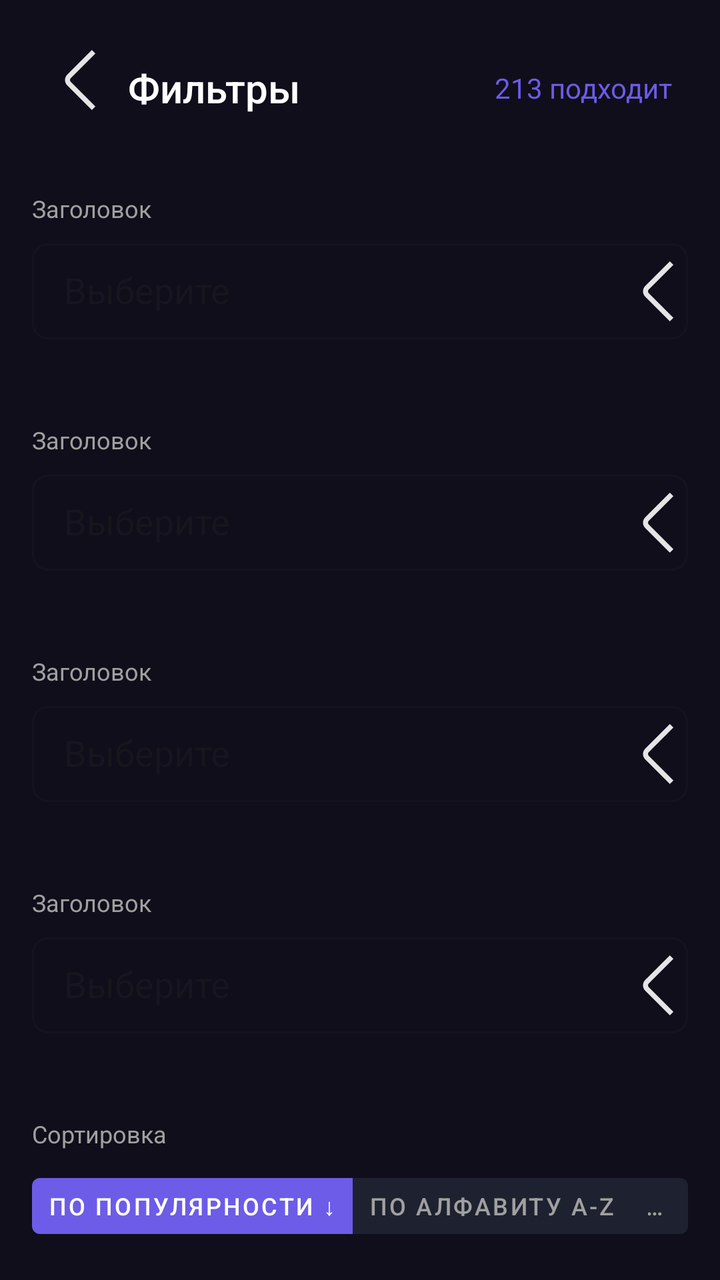
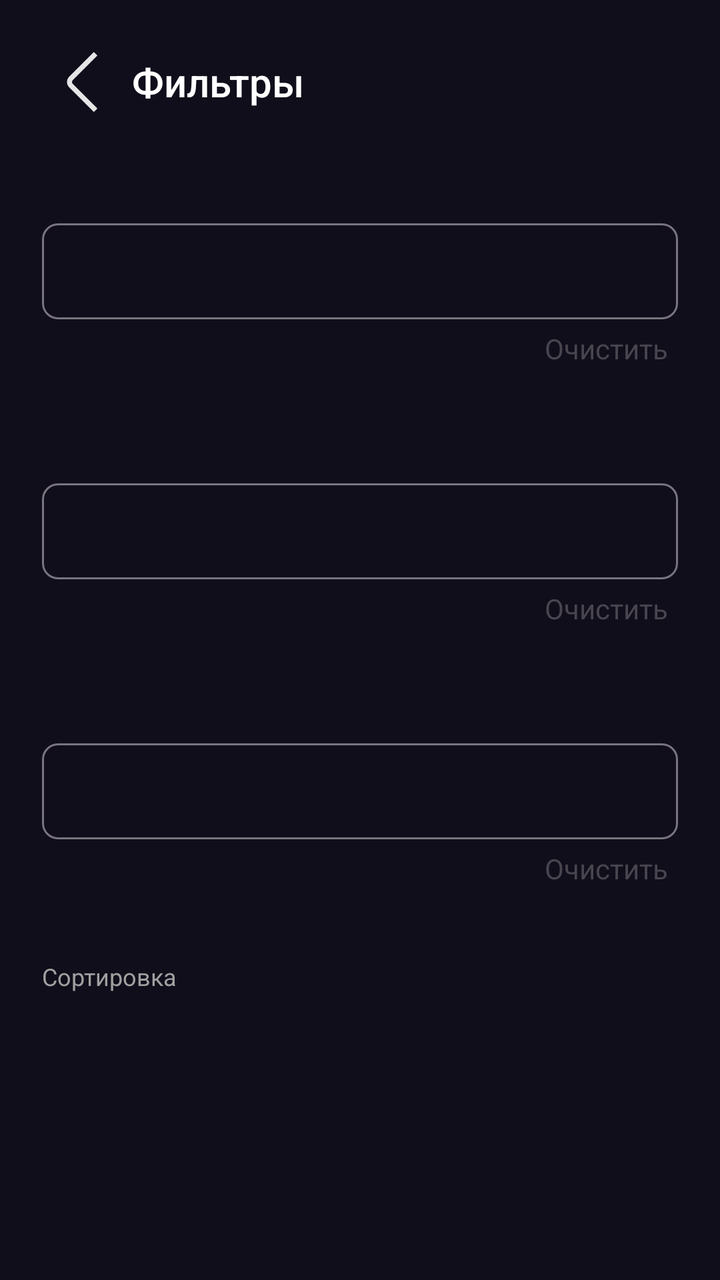

Screens rendered from an Android XML layout before and after an edit, with the pre-edit source and the edit as a unified diff.
<!-- AndroidManifest.xml: application theme Theme.WorldRadio -->
<!-- res/layout/activity_filter.xml -->
<?xml version="1.0" encoding="utf-8"?>
<androidx.constraintlayout.widget.ConstraintLayout
    xmlns:android="http://schemas.android.com/apk/res/android"
    xmlns:app="http://schemas.android.com/apk/res-auto"
    android:id="@+id/filterRoot"
    android:layout_width="match_parent"
    android:layout_height="match_parent"
    android:background="#100E1B"
    android:padding="16dp">

    
    <LinearLayout
        android:id="@+id/headerLayout"
        android:layout_width="0dp"
        android:layout_height="56dp"
        android:orientation="horizontal"
        app:layout_constraintTop_toTopOf="parent"
        app:layout_constraintStart_toStartOf="parent"
        app:layout_constraintEnd_toEndOf="parent">

        <ImageButton
            android:id="@+id/btnBack"
            android:layout_width="48dp"
            android:layout_height="48dp"
            android:background="?attr/selectableItemBackgroundBorderless"
            android:src="@drawable/back" />

        <TextView
            android:layout_width="0dp"
            android:layout_height="match_parent"
            android:layout_weight="1"
            android:gravity="center_vertical"
            android:text="Фильтры"
            android:textColor="#FFFFFF"
            android:textSize="20sp"
            android:fontFamily="sans-serif-medium" />

        <TextView
            android:id="@+id/tvStationCount"
            android:layout_width="wrap_content"
            android:layout_height="match_parent"
            android:gravity="center_vertical"
            android:text="213 подходит"
            android:textColor="#6C5CE7"
            android:textSize="14sp"
            android:layout_marginEnd="8dp"/>
    </LinearLayout>

    
    <ScrollView
        android:layout_width="0dp"
        android:layout_height="0dp"
        app:layout_constraintTop_toBottomOf="@id/headerLayout"
        app:layout_constraintBottom_toBottomOf="parent"
        app:layout_constraintStart_toStartOf="parent"
        app:layout_constraintEnd_toEndOf="parent">

        <LinearLayout
            android:id="@+id/filtersContainer"
            android:layout_width="match_parent"
            android:layout_height="wrap_content"
            android:orientation="vertical">

            
            <include layout="@layout/filter_field" android:id="@+id/filterGenre" />
            <include layout="@layout/filter_field" android:id="@+id/filterLanguage" />
            <include layout="@layout/filter_field" android:id="@+id/filterCountry" />
            <include layout="@layout/filter_field" android:id="@+id/filterBitrate" />

            
            <TextView
                android:layout_width="wrap_content"
                android:layout_height="wrap_content"
                android:text="Сортировка"
                android:textColor="#A0A0A0"
                android:textSize="12sp"
                android:layout_marginTop="24dp"
                android:layout_marginBottom="8dp" />

            <com.google.android.material.button.MaterialButtonToggleGroup
                android:id="@+id/sortToggleGroup"
                android:layout_width="match_parent"
                android:layout_height="wrap_content"
                app:singleSelection="true">

                <com.google.android.material.button.MaterialButton
                    android:text="По популярности ↓"
                    android:layout_width="wrap_content"
                    android:layout_height="40dp"
                    android:textSize="12sp"
                    style="@style/Widget.MaterialComponents.Button.TextButton"
                    android:textColor="#FFFFFF"
                    app:backgroundTint="#6C5CE7" />

                <com.google.android.material.button.MaterialButton
                    android:text="По алфавиту A-Z"
                    android:layout_width="wrap_content"
                    android:layout_height="40dp"
                    android:textSize="12sp"
                    style="@style/Widget.MaterialComponents.Button.TextButton"
                    android:textColor="#A0A0A0"
                    app:backgroundTint="#1E2230" />

                <com.google.android.material.button.MaterialButton
                    android:text="По дате"
                    android:layout_width="wrap_content"
                    android:layout_height="40dp"
                    android:textSize="12sp"
                    style="@style/Widget.MaterialComponents.Button.TextButton"
                    android:textColor="#A0A0A0"
                    app:backgroundTint="#1E2230" />
            </com.google.android.material.button.MaterialButtonToggleGroup>
        </LinearLayout>
    </ScrollView>
</androidx.constraintlayout.widget.ConstraintLayout>
<!-- res/layout/filter_field.xml (included above) -->
<merge xmlns:tools="http://schemas.android.com/tools"
    xmlns:android="http://schemas.android.com/apk/res/android"
    xmlns:app="http://schemas.android.com/apk/res-auto">

    <TextView
        android:id="@+id/tvFilterLabel"
        android:layout_width="wrap_content"
        android:layout_height="wrap_content"
        android:text="Заголовок"
        android:textColor="#A0A0A0"
        android:textSize="12sp"
        android:layout_marginTop="24dp"
        android:layout_marginBottom="4dp" />

    <com.google.android.material.textfield.TextInputLayout
        style="@style/Widget.MaterialComponents.TextInputLayout.OutlinedBox"
        android:layout_width="match_parent"
        android:layout_height="wrap_content"
        android:backgroundTint="#1E2230"
        android:layout_marginBottom="10dp"
        app:boxCornerRadiusTopStart="8dp"
        app:boxCornerRadiusTopEnd="8dp"
        app:boxCornerRadiusBottomStart="8dp"
        app:boxCornerRadiusBottomEnd="8dp">

        <com.google.android.material.textfield.MaterialAutoCompleteTextView
            android:id="@+id/autoComplete"
            android:layout_width="match_parent"
            android:layout_height="48dp"
            android:hint="Выберите"
            android:textColor="#FFFFFF"
            android:textColorHint="#6C5CE7"
            android:paddingStart="16dp"
            android:drawableEnd="@drawable/back"
            tools:ignore="RtlSymmetry" />
    </com.google.android.material.textfield.TextInputLayout>

    <com.google.android.material.chip.ChipGroup
        android:id="@+id/chipGroup"
        android:layout_width="match_parent"
        android:layout_height="wrap_content"
        android:layout_marginTop="8dp" />
</merge>
<!-- resources referenced by this layout -->
<resources>
  <!-- drawable back (drawable) -->
  <vector xmlns:android="http://schemas.android.com/apk/res/android"
      android:width="30dp"
      android:height="30dp"
      android:viewportWidth="30"
      android:viewportHeight="30">
    <path
        android:pathData="M20.94,29.993L8.599,17.651C7.896,16.948 7.501,15.994 7.501,15C7.501,14.006 7.896,13.052 8.599,12.349L20.933,0.015L22.7,1.783L10.366,14.116C10.132,14.351 10,14.669 10,15C10,15.332 10.132,15.649 10.366,15.884L22.708,28.225L20.94,29.993Z"
        android:fillColor="#E5E5E5"/>
  </vector>
  <style name="Theme.WorldRadio" parent="Base.Theme.WorldRadio" />
  <style name="Base.Theme.WorldRadio" parent="Theme.Material3.DayNight.NoActionBar">
          
          
      </style>
</resources>

<!-- the commit's change to res/layout/activity_filter.xml (unified diff, before → after) -->
@@ -2,58 +2,60 @@
 <androidx.constraintlayout.widget.ConstraintLayout
     xmlns:android="http://schemas.android.com/apk/res/android"
     xmlns:app="http://schemas.android.com/apk/res-auto"
-    android:id="@+id/filterRoot"
+    xmlns:tools="http://schemas.android.com/tools"
+    xmlns:flexbox="http://schemas.android.com/apk/res-auto"
+    android:id="@+id/main"
     android:layout_width="match_parent"
     android:layout_height="match_parent"
     android:background="#100E1B"
     android:padding="16dp">
 
-    
     <LinearLayout
         android:id="@+id/headerLayout"
         android:layout_width="0dp"
-        android:layout_height="56dp"
+        android:layout_height="50dp"
+        android:layout_marginEnd="5dp"
         android:orientation="horizontal"
-        app:layout_constraintTop_toTopOf="parent"
+        app:layout_constraintEnd_toEndOf="parent"
         app:layout_constraintStart_toStartOf="parent"
-        app:layout_constraintEnd_toEndOf="parent">
+        app:layout_constraintTop_toTopOf="parent">
 
         <ImageButton
             android:id="@+id/btnBack"
-            android:layout_width="48dp"
-            android:layout_height="48dp"
+            android:layout_width="wrap_content"
+            android:layout_height="wrap_content"
             android:background="?attr/selectableItemBackgroundBorderless"
+            android:padding="10dp"
             android:src="@drawable/back" />
 
         <TextView
             android:layout_width="0dp"
             android:layout_height="match_parent"
             android:layout_weight="1"
+            android:fontFamily="sans-serif-medium"
             android:gravity="center_vertical"
             android:text="Фильтры"
             android:textColor="#FFFFFF"
-            android:textSize="20sp"
-            android:fontFamily="sans-serif-medium" />
+            android:textSize="20sp" />
 
         <TextView
-            android:id="@+id/tvStationCount"
+            android:id="@+id/StationCount"
             android:layout_width="wrap_content"
             android:layout_height="match_parent"
             android:gravity="center_vertical"
-            android:text="213 подходит"
             android:textColor="#6C5CE7"
-            android:textSize="14sp"
-            android:layout_marginEnd="8dp"/>
+            android:textSize="14sp" />
     </LinearLayout>
 
-    
     <ScrollView
         android:layout_width="0dp"
         android:layout_height="0dp"
-        app:layout_constraintTop_toBottomOf="@id/headerLayout"
+        android:layout_marginStart="5dp"
+        android:layout_marginEnd="5dp"
         app:layout_constraintBottom_toBottomOf="parent"
+        app:layout_constraintEnd_toEndOf="parent"
         app:layout_constraintStart_toStartOf="parent"
-        app:layout_constraintEnd_toEndOf="parent">
+        app:layout_constraintTop_toBottomOf="@id/headerLayout">
 
         <LinearLayout
             android:id="@+id/filtersContainer"
@@ -61,99 +63,75 @@
             android:layout_height="wrap_content"
             android:orientation="vertical">
 
-            
-            <include layout="@layout/filter_field" android:id="@+id/filterGenre" />
-            <include layout="@layout/filter_field" android:id="@+id/filterLanguage" />
-            <include layout="@layout/filter_field" android:id="@+id/filterCountry" />
-            <include layout="@layout/filter_field" android:id="@+id/filterBitrate" />
+            <include android:id="@+id/filterCountry" layout="@layout/filter_field" />
+            <include android:id="@+id/filterTags" layout="@layout/filter_field" />
+            <include android:id="@+id/filterLanguage" layout="@layout/filter_field" />
 
             
             <TextView
                 android:layout_width="wrap_content"
                 android:layout_height="wrap_content"
+                android:layout_marginTop="24dp"
+                android:layout_marginBottom="8dp"
                 android:text="Сортировка"
                 android:textColor="#A0A0A0"
-                android:textSize="12sp"
-                android:layout_marginTop="24dp"
-                android:layout_marginBottom="8dp" />
+                android:textSize="12sp" />
 
-            <com.google.android.material.button.MaterialButtonToggleGroup
-                android:id="@+id/sortToggleGroup"
-                android:layout_width="match_parent"
-                android:layout_height="wrap_content"
-                app:singleSelection="true">
 
-                <com.google.android.material.button.MaterialButton
-                    android:text="По популярности ↓"
-                    android:layout_width="wrap_content"
-                    android:layout_height="40dp"
-                    android:textSize="12sp"
-                    style="@style/Widget.MaterialComponents.Button.TextButton"
-                    android:textColor="#FFFFFF"
-                    app:backgroundTint="#6C5CE7" />
-
-                <com.google.android.material.button.MaterialButton
-                    android:text="По алфавиту A-Z"
-                    android:layout_width="wrap_content"
-                    android:layout_height="40dp"
-                    android:textSize="12sp"
-                    style="@style/Widget.MaterialComponents.Button.TextButton"
-                    android:textColor="#A0A0A0"
-                    app:backgroundTint="#1E2230" />
-
-                <com.google.android.material.button.MaterialButton
-                    android:text="По дате"
-                    android:layout_width="wrap_content"
-                    android:layout_height="40dp"
-                    android:textSize="12sp"
-                    style="@style/Widget.MaterialComponents.Button.TextButton"
-                    android:textColor="#A0A0A0"
-                    app:backgroundTint="#1E2230" />
-            </com.google.android.material.button.MaterialButtonToggleGroup>
         </LinearLayout>
     </ScrollView>
 </androidx.constraintlayout.widget.ConstraintLayout>
 <!-- res/layout/filter_field.xml (included above) -->
-<merge xmlns:tools="http://schemas.android.com/tools"
-    xmlns:android="http://schemas.android.com/apk/res/android"
-    xmlns:app="http://schemas.android.com/apk/res-auto">
+<androidx.constraintlayout.widget.ConstraintLayout xmlns:android="http://schemas.android.com/apk/res/android"
+    xmlns:app="http://schemas.android.com/apk/res-auto"
+    xmlns:tools="http://schemas.android.com/tools"
+    android:layout_width="match_parent"
+    android:layout_height="130dp"
+    android:orientation="vertical">
 
     <TextView
-        android:id="@+id/tvFilterLabel"
+        android:id="@+id/nameFilter"
         android:layout_width="wrap_content"
         android:layout_height="wrap_content"
-        android:text="Заголовок"
+        android:layout_marginTop="20dp"
         android:textColor="#A0A0A0"
-        android:textSize="12sp"
-        android:layout_marginTop="24dp"
-        android:layout_marginBottom="4dp" />
+        android:textSize="15sp"
+        app:layout_constraintEnd_toEndOf="parent"
+        app:layout_constraintHorizontal_bias="0.1"
+        app:layout_constraintStart_toStartOf="parent"
+        app:layout_constraintTop_toTopOf="parent" />
 
     <com.google.android.material.textfield.TextInputLayout
-        style="@style/Widget.MaterialComponents.TextInputLayout.OutlinedBox"
+        android:id="@+id/textInputLayout"
         android:layout_width="match_parent"
         android:layout_height="wrap_content"
         android:backgroundTint="#1E2230"
-        android:layout_marginBottom="10dp"
+        app:boxCornerRadiusBottomEnd="8dp"
+        app:boxCornerRadiusBottomStart="8dp"
+        app:boxCornerRadiusTopEnd="8dp"
         app:boxCornerRadiusTopStart="8dp"
-        app:boxCornerRadiusTopEnd="8dp"
-        app:boxCornerRadiusBottomStart="8dp"
-        app:boxCornerRadiusBottomEnd="8dp">
+        app:layout_constraintTop_toBottomOf="@+id/nameFilter">
 
         <com.google.android.material.textfield.MaterialAutoCompleteTextView
             android:id="@+id/autoComplete"
             android:layout_width="match_parent"
             android:layout_height="48dp"
-            android:hint="Выберите"
+            android:paddingStart="16dp"
             android:textColor="#FFFFFF"
             android:textColorHint="#6C5CE7"
-            android:paddingStart="16dp"
-            android:drawableEnd="@drawable/back"
             tools:ignore="RtlSymmetry" />
     </com.google.android.material.textfield.TextInputLayout>
 
-    <com.google.android.material.chip.ChipGroup
-        android:id="@+id/chipGroup"
+    <TextView
+        android:id="@+id/delete"
         android:layout_width="match_parent"
         android:layout_height="wrap_content"
-        android:layout_marginTop="8dp" />
-</merge>
+        android:gravity="end"
+        android:padding="5dp"
+        android:text="Очистить"
+        android:visibility="visible"
+        app:layout_constraintEnd_toEndOf="parent"
+        app:layout_constraintStart_toStartOf="parent"
+        app:layout_constraintTop_toBottomOf="@+id/textInputLayout" />
+
+</androidx.constraintlayout.widget.ConstraintLayout>
